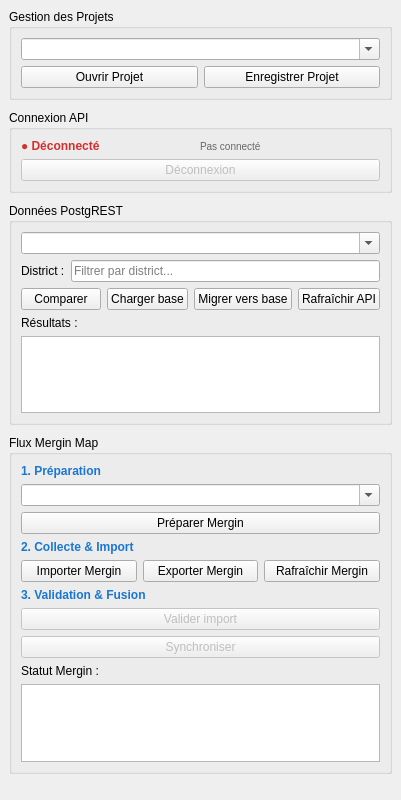
johrosa/mrv_teraka, file mrv_teraka_dockwidget_base.ui: the form before one commit.
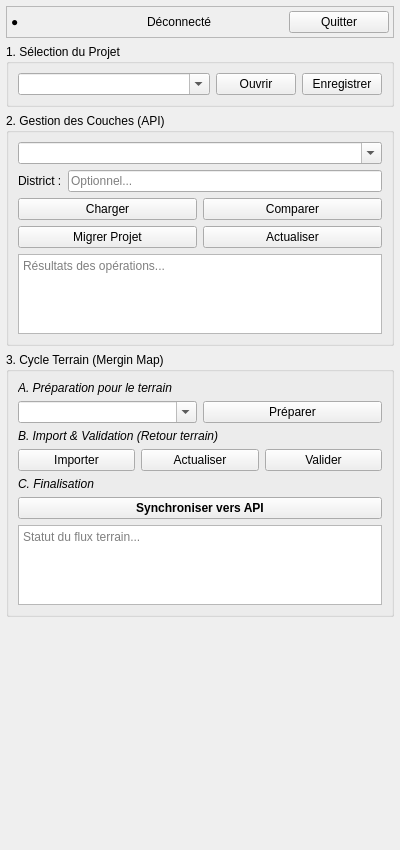
The form after the commit.

Commit message:
Redesign UI and implement project-centric workflow
- Redesigned the DockWidget UI to follow a phased business logic (Connection, Project, Data, Field).
- Grouped PostgREST actions horizontally to reduce vertical clutter and simplify UX.
- Implemented a "Project-Centric" workflow: users can now save/load groups of layers as Projects.
- Enhanced MerginWorkflowManager to handle multi-table projects with legacy migration.
- Added comprehensive documentation on ecosystem symbiosis and future improvements.
- Cleaned up repository artifacts and verified XML/UI rendering.

Patch:
```diff
--- a/mrv_teraka_dockwidget_base.ui
+++ b/mrv_teraka_dockwidget_base.ui
@@ -7,7 +7,7 @@
     <x>0</x>
     <y>0</y>
     <width>400</width>
-    <height>800</height>
+    <height>850</height>
    </rect>
   </property>
   <property name="windowTitle">
@@ -16,51 +16,120 @@
   <widget class="QWidget" name="dockWidgetContents">
    <layout class="QVBoxLayout" name="verticalLayoutMain">
     <property name="spacing">
-     <number>10</number>
+     <number>6</number>
     </property>
     <property name="leftMargin">
-     <number>9</number>
+     <number>6</number>
     </property>
     <property name="topMargin">
-     <number>9</number>
+     <number>6</number>
     </property>
     <property name="rightMargin">
-     <number>9</number>
+     <number>6</number>
     </property>
     <property name="bottomMargin">
-     <number>9</number>
+     <number>6</number>
     </property>
 
-    <!-- Groupe Projets -->
+    <!-- HEADER: Authentification (Compact) -->
+    <item>
+     <widget class="QFrame" name="headerFrame">
+      <property name="frameShape">
+       <enum>QFrame::StyledPanel</enum>
+      </property>
+      <layout class="QHBoxLayout" name="horizontalLayoutHeader">
+       <property name="spacing">
+        <number>4</number>
+       </property>
+       <property name="leftMargin">
+        <number>4</number>
+       </property>
+       <property name="topMargin">
+        <number>4</number>
+       </property>
+       <property name="rightMargin">
+        <number>4</number>
+       </property>
+       <property name="bottomMargin">
+        <number>4</number>
+       </property>
+       <item>
+        <widget class="QLabel" name="statusLabel">
+         <property name="font">
+          <font>
+           <weight>75</weight>
+           <bold>true</bold>
+          </font>
+         </property>
+         <property name="text">
+          <string>●</string>
+         </property>
+        </widget>
+       </item>
+       <item>
+        <widget class="QLabel" name="userLabel">
+         <property name="text">
+          <string>Déconnecté</string>
+         </property>
+        </widget>
+       </item>
+       <item>
+        <spacer name="headerSpacer">
+         <property name="orientation">
+          <enum>Qt::Horizontal</enum>
+         </property>
+        </spacer>
+       </item>
+       <item>
+        <widget class="QPushButton" name="logoutButton">
+         <property name="maximumSize">
+          <size>
+           <width>100</width>
+           <height>16777215</height>
+          </size>
+         </property>
+         <property name="text">
+          <string>Quitter</string>
+         </property>
+        </widget>
+       </item>
+      </layout>
+     </widget>
+    </item>
+
+    <!-- ETAPE 1: GESTION DE PROJET -->
     <item>
      <widget class="QGroupBox" name="groupBoxProject">
       <property name="title">
-       <string>Gestion des Projets</string>
+       <string>1. Sélection du Projet</string>
       </property>
       <layout class="QVBoxLayout" name="verticalLayoutProject">
        <item>
-        <widget class="QComboBox" name="projectComboBox">
-         <property name="editable">
-          <bool>true</bool>
-         </property>
-         <property name="placeholderText">
-          <string>Sélectionner un projet...</string>
-         </property>
-        </widget>
-       </item>
-       <item>
-        <layout class="QHBoxLayout" name="horizontalLayoutProjectBtns">
+        <layout class="QHBoxLayout" name="horizontalLayoutProj">
+         <item>
+          <widget class="QComboBox" name="projectComboBox">
+           <property name="sizePolicy">
+            <sizepolicy hsizetype="Expanding" vsizetype="Fixed">
+             <horstretch>0</horstretch>
+             <verstretch>0</verstretch>
+            </sizepolicy>
+           </property>
+           <property name="editable">
+            <bool>true</bool>
+           </property>
+          </widget>
+         </item>
          <item>
           <widget class="QPushButton" name="loadProjectButton">
            <property name="text">
-            <string>Ouvrir Projet</string>
+            <string>Ouvrir</string>
            </property>
           </widget>
          </item>
          <item>
           <widget class="QPushButton" name="saveProjectButton">
            <property name="text">
-            <string>Enregistrer Projet</string>
+            <string>Enregistrer</string>
            </property>
           </widget>
          </item>
@@ -70,69 +139,11 @@
      </widget>
     </item>
 
-    <!-- Groupe Authentification -->
-    <item>
-     <widget class="QGroupBox" name="groupBoxAuth">
-      <property name="title">
-       <string>Connexion API</string>
-      </property>
-      <layout class="QVBoxLayout" name="verticalLayoutAuth">
-       <item>
-        <layout class="QHBoxLayout" name="horizontalLayoutStatus">
-         <item>
-          <widget class="QLabel" name="statusLabel">
-           <property name="font">
-            <font>
-             <weight>75</weight>
-             <bold>true</bold>
-            </font>
-           </property>
-           <property name="styleSheet">
-            <string notr="true">color: #d32f2f;</string>
-           </property>
-           <property name="text">
-            <string>● Déconnecté</string>
-           </property>
-          </widget>
-         </item>
-         <item>
-          <widget class="QLabel" name="userLabel">
-           <property name="styleSheet">
-            <string notr="true">color: #666; font-size: 10px;</string>
-           </property>
-           <property name="text">
-            <string>Pas connecté</string>
-           </property>
-          </widget>
-         </item>
-         <item>
-          <spacer name="horizontalSpacerStatus">
-           <property name="orientation">
-            <enum>Qt::Horizontal</enum>
-           </property>
-          </spacer>
-         </item>
-        </layout>
-       </item>
-       <item>
-        <widget class="QPushButton" name="logoutButton">
-         <property name="enabled">
-          <bool>false</bool>
-         </property>
-         <property name="text">
-          <string>Déconnexion</string>
-         </property>
-        </widget>
-       </item>
-      </layout>
-     </widget>
-    </item>
-
-    <!-- Groupe Base de Données -->
+    <!-- ETAPE 2: OPERATIONS DONNEES -->
     <item>
      <widget class="QGroupBox" name="groupBoxDB">
       <property name="title">
-       <string>Données PostgREST</string>
+       <string>2. Gestion des Couches (API)</string>
       </property>
       <layout class="QVBoxLayout" name="verticalLayoutDB">
        <item>
@@ -140,9 +151,6 @@
          <property name="editable">
           <bool>true</bool>
          </property>
-         <property name="placeholderText">
-          <string>Sélectionner ou saisir une table...</string>
-         </property>
         </widget>
        </item>
        <item>
@@ -157,62 +165,58 @@
          <item>
           <widget class="QLineEdit" name="districtLineEdit">
            <property name="placeholderText">
-            <string>Filtrer par district...</string>
+            <string>Optionnel...</string>
            </property>
           </widget>
          </item>
         </layout>
        </item>
        <item>
-        <layout class="QHBoxLayout" name="horizontalLayoutDBBtns">
-         <item>
+        <layout class="QGridLayout" name="gridLayoutDB">
+         <item row="0" column="0">
+          <widget class="QPushButton" name="loadDbButton">
+           <property name="text">
+            <string>Charger</string>
+           </property>
+          </widget>
+         </item>
+         <item row="0" column="1">
           <widget class="QPushButton" name="compareButton">
            <property name="text">
             <string>Comparer</string>
            </property>
           </widget>
          </item>
-         <item>
-          <widget class="QPushButton" name="loadDbButton">
-           <property name="text">
-            <string>Charger base</string>
-           </property>
-          </widget>
-         </item>
-         <item>
+         <item row="1" column="0">
           <widget class="QPushButton" name="pushProjectButton">
            <property name="text">
-            <string>Migrer vers base</string>
+            <string>Migrer Projet</string>
            </property>
           </widget>
          </item>
-         <item>
+         <item row="1" column="1">
           <widget class="QPushButton" name="refreshFromApiButton">
            <property name="text">
-            <string>Rafraîchir API</string>
+            <string>Actualiser</string>
            </property>
           </widget>
          </item>
         </layout>
        </item>
-       <item>
-        <widget class="QLabel" name="labelResDB">
-         <property name="text">
-          <string>Résultats :</string>
-         </property>
-        </widget>
-       </item>
        <item>
         <widget class="QTextEdit" name="comparisonResultsTextEdit">
          <property name="maximumSize">
           <size>
            <width>16777215</width>
-           <height>100</height>
+           <height>80</height>
           </size>
          </property>
          <property name="readOnly">
           <bool>true</bool>
          </property>
+         <property name="placeholderText">
+          <string>Résultats des opérations...</string>
+         </property>
         </widget>
        </item>
       </layout>
@@ -223,43 +227,48 @@
     <item>
      <widget class="QGroupBox" name="groupBoxMergin">
       <property name="title">
-       <string>Flux Mergin Map</string>
+       <string>3. Cycle Terrain (Mergin Map)</string>
       </property>
       <layout class="QVBoxLayout" name="verticalLayoutMergin">
        <item>
-        <widget class="QLabel" name="labelStep1">
-         <property name="styleSheet">
-          <string notr="true">font-weight: bold; color: #1976d2;</string>
+        <widget class="QLabel" name="labelMerginStep1">
+         <property name="font">
+          <font>
+           <italic>true</italic>
+          </font>
          </property>
          <property name="text">
-          <string>1. Préparation</string>
+          <string>A. Préparation pour le terrain</string>
          </property>
         </widget>
        </item>
        <item>
-        <widget class="QComboBox" name="merginEndpointComboBox">
-         <property name="editable">
-          <bool>true</bool>
-         </property>
-         <property name="placeholderText">
-          <string>Sélectionner table terrain...</string>
-         </property>
-        </widget>
+        <layout class="QHBoxLayout" name="horizontalLayoutMerginPrep">
+         <item>
+          <widget class="QComboBox" name="merginEndpointComboBox">
+           <property name="editable">
+            <bool>true</bool>
+           </property>
+          </widget>
+         </item>
+         <item>
+          <widget class="QPushButton" name="prepareMerginButton">
+           <property name="text">
+            <string>Préparer</string>
+           </property>
+          </widget>
+         </item>
+        </layout>
        </item>
        <item>
-        <widget class="QPushButton" name="prepareMerginButton">
-         <property name="text">
-          <string>Préparer Mergin</string>
+        <widget class="QLabel" name="labelMerginStep2">
+         <property name="font">
+          <font>
+           <italic>true</italic>
+          </font>
          </property>
-        </widget>
-       </item>
-       <item>
-        <widget class="QLabel" name="labelStep2">
-         <property name="styleSheet">
-          <string notr="true">font-weight: bold; color: #1976d2;</string>
-         </property>
          <property name="text">
-          <string>2. Collecte &amp; Import</string>
+          <string>B. Import &amp; Validation (Retour terrain)</string>
          </property>
         </widget>
        </item>
@@ -268,60 +277,45 @@
          <item>
           <widget class="QPushButton" name="loadFromMerginButton">
            <property name="text">
-            <string>Importer Mergin</string>
-           </property>
-          </widget>
-         </item>
-         <item>
-          <widget class="QPushButton" name="uploadToMerginButton">
-           <property name="text">
-            <string>Exporter Mergin</string>
+            <string>Importer</string>
            </property>
           </widget>
          </item>
          <item>
           <widget class="QPushButton" name="refreshFromMerginButton">
            <property name="text">
-            <string>Rafraîchir Mergin</string>
+            <string>Actualiser</string>
+           </property>
+          </widget>
+         </item>
+         <item>
+          <widget class="QPushButton" name="openValidationButton">
+           <property name="text">
+            <string>Valider</string>
            </property>
           </widget>
          </item>
         </layout>
        </item>
        <item>
-        <widget class="QLabel" name="labelStep3">
-         <property name="styleSheet">
-          <string notr="true">font-weight: bold; color: #1976d2;</string>
+        <widget class="QLabel" name="labelMerginStep3">
+         <property name="font">
+          <font>
+           <italic>true</italic>
+          </font>
          </property>
          <property name="text">
-          <string>3. Validation &amp; Fusion</string>
-         </property>
-        </widget>
-       </item>
-       <item>
-        <widget class="QPushButton" name="openValidationButton">
-         <property name="enabled">
-          <bool>false</bool>
-         </property>
-         <property name="text">
-          <string>Valider import</string>
+          <string>C. Finalisation</string>
          </property>
         </widget>
        </item>
        <item>
         <widget class="QPushButton" name="syncToBackendButton">
-         <property name="enabled">
-          <bool>false</bool>
+         <property name="styleSheet">
+          <string notr="true">font-weight: bold;</string>
          </property>
          <property name="text">
-          <string>Synchroniser</string>
-         </property>
-        </widget>
-       </item>
-       <item>
-        <widget class="QLabel" name="labelResMergin">
-         <property name="text">
-          <string>Statut Mergin :</string>
+          <string>Synchroniser vers API</string>
          </property>
         </widget>
        </item>
@@ -330,12 +324,15 @@
          <property name="maximumSize">
           <size>
            <width>16777215</width>
-           <height>100</height>
+           <height>80</height>
           </size>
          </property>
          <property name="readOnly">
           <bool>true</bool>
          </property>
+         <property name="placeholderText">
+          <string>Statut du flux terrain...</string>
+         </property>
         </widget>
        </item>
       </layout>
```
Left out of the diff: 4 changed lines with no effect on the pictures. The commit also changes 14 other files.
